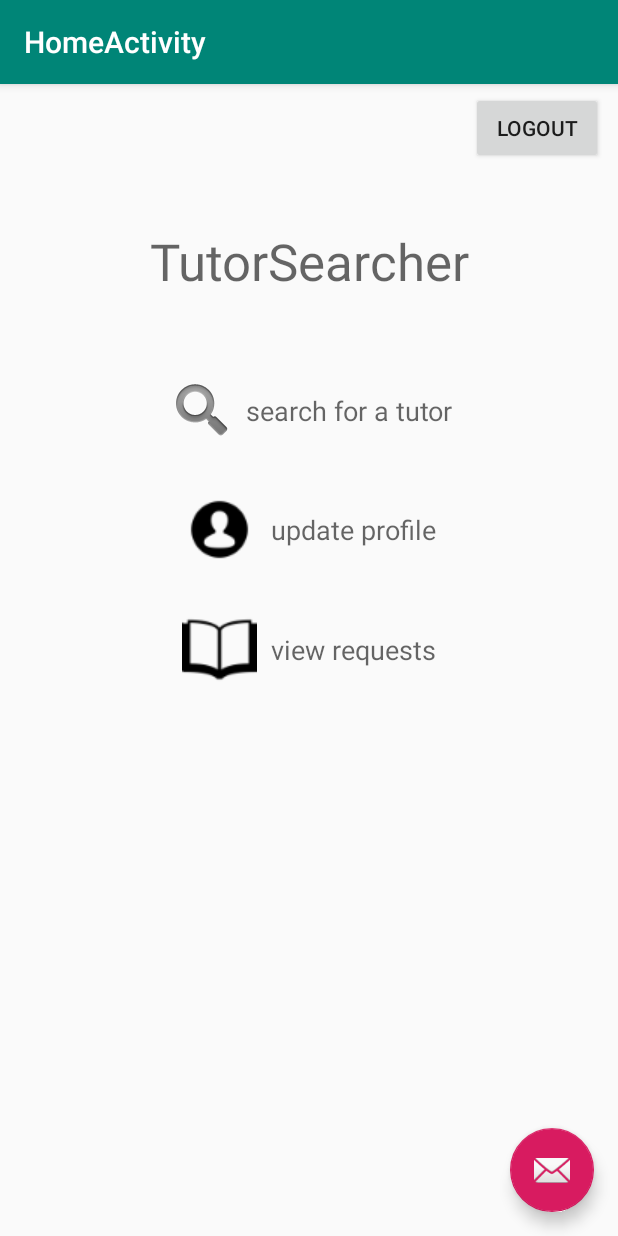
After one commit to kmhamasaki/TutorSearcher, an Android app: the HomeActivity screen opened directly, with no data from a screen before it, on a phone screen of 412 x 824 dp. The commit adds this screen. Run offline under Robolectric (Android 15) with nearby library versions, the phone set to English and light mode, and no system bars.

Commit message:
added home activity

```diff
--- a/TutorSearcherAndroid/app/src/main/AndroidManifest.xml
+++ b/TutorSearcherAndroid/app/src/main/AndroidManifest.xml
@@ -11,7 +11,11 @@
         android:roundIcon="@mipmap/ic_launcher_round"
         android:supportsRtl="true"
         android:theme="@style/AppTheme">
-        <activity android:name=".Signup"></activity>
+        <activity
+            android:name=".HomeActivity"
+            android:label="@string/title_activity_home"
+            android:theme="@style/AppTheme.NoActionBar"></activity>
+        <activity android:name=".Signup" />
         <activity
             android:name=".AvailabilityActivity"
             android:label="@string/title_activity_availability"
--- /dev/null
+++ b/TutorSearcherAndroid/app/src/main/java/com/example/tutorsearcherandroid/HomeActivity.java
@@ -0,0 +1,43 @@
+package com.example.tutorsearcherandroid;
+
+import android.os.Bundle;
+
+import com.google.android.material.floatingactionbutton.FloatingActionButton;
+import com.google.android.material.snackbar.Snackbar;
+
+import androidx.appcompat.app.AppCompatActivity;
+import androidx.appcompat.widget.Toolbar;
+
+import android.view.View;
+
+public class HomeActivity extends AppCompatActivity {
+
+    @Override
+    protected void onCreate(Bundle savedInstanceState) {
+        super.onCreate(savedInstanceState);
+        setContentView(R.layout.activity_home);
+        Toolbar toolbar = findViewById(R.id.toolbar);
+        setSupportActionBar(toolbar);
+
+        FloatingActionButton fab = findViewById(R.id.fab);
+        fab.setOnClickListener(new View.OnClickListener() {
+            @Override
+            public void onClick(View view) {
+                Snackbar.make(view, "Replace with your own action", Snackbar.LENGTH_LONG)
+                        .setAction("Action", null).show();
+            }
+        });
+    }
+
+    public void onClickSearch(View view) {
+        //redirects to search screens
+    }
+
+    public void onClickUpdateProfile(View view) {
+        //redirects to update profile screen
+    }
+
+    public void onClickViewRequests(View view) {
+        //redirects to requests screen
+    }
+}
--- /dev/null
+++ b/TutorSearcherAndroid/app/src/main/res/layout/activity_home.xml
@@ -0,0 +1,33 @@
+<?xml version="1.0" encoding="utf-8"?>
+<androidx.coordinatorlayout.widget.CoordinatorLayout xmlns:android="http://schemas.android.com/apk/res/android"
+    xmlns:app="http://schemas.android.com/apk/res-auto"
+    xmlns:tools="http://schemas.android.com/tools"
+    android:layout_width="match_parent"
+    android:layout_height="match_parent"
+    tools:context=".HomeActivity">
+
+    <com.google.android.material.appbar.AppBarLayout
+        android:layout_width="match_parent"
+        android:layout_height="wrap_content"
+        android:theme="@style/AppTheme.AppBarOverlay">
+
+        <androidx.appcompat.widget.Toolbar
+            android:id="@+id/toolbar"
+            android:layout_width="match_parent"
+            android:layout_height="?attr/actionBarSize"
+            android:background="?attr/colorPrimary"
+            app:popupTheme="@style/AppTheme.PopupOverlay" />
+
+    </com.google.android.material.appbar.AppBarLayout>
+
+    <include layout="@layout/content_home" />
+
+    <com.google.android.material.floatingactionbutton.FloatingActionButton
+        android:id="@+id/fab"
+        android:layout_width="wrap_content"
+        android:layout_height="wrap_content"
+        android:layout_gravity="bottom|end"
+        android:layout_margin="@dimen/fab_margin"
+        app:srcCompat="@android:drawable/ic_dialog_email" />
+
+</androidx.coordinatorlayout.widget.CoordinatorLayout>
--- /dev/null
+++ b/TutorSearcherAndroid/app/src/main/res/layout/content_home.xml
@@ -0,0 +1,91 @@
+<?xml version="1.0" encoding="utf-8"?>
+<androidx.constraintlayout.widget.ConstraintLayout xmlns:android="http://schemas.android.com/apk/res/android"
+    xmlns:app="http://schemas.android.com/apk/res-auto"
+    xmlns:tools="http://schemas.android.com/tools"
+    android:layout_width="match_parent"
+    android:layout_height="match_parent"
+    app:layout_behavior="@string/appbar_scrolling_view_behavior"
+    tools:context=".HomeActivity"
+    tools:showIn="@layout/activity_home">
+
+    <Button
+        android:id="@+id/view_requests_button"
+        style="@style/Widget.AppCompat.Button.Borderless"
+        android:layout_width="wrap_content"
+        android:layout_height="wrap_content"
+        android:layout_marginStart="139dp"
+        android:layout_marginLeft="139dp"
+        android:layout_marginTop="10dp"
+        android:layout_marginEnd="139dp"
+        android:layout_marginRight="139dp"
+        android:drawableLeft="@drawable/bookiconsmall"
+        android:onClick="onClickViewRequests"
+        android:text="  view requests"
+        android:textAppearance="@style/TextAppearance.AppCompat.Medium"
+        app:layout_constraintEnd_toEndOf="parent"
+        app:layout_constraintStart_toStartOf="parent"
+        app:layout_constraintTop_toBottomOf="@+id/update_profile_button" />
+
+    <Button
+        android:id="@+id/search_button"
+        style="@style/Widget.AppCompat.Button.Borderless"
+        android:layout_width="wrap_content"
+        android:layout_height="wrap_content"
+        android:layout_marginStart="125dp"
+        android:layout_marginLeft="125dp"
+        android:layout_marginTop="43dp"
+        android:layout_marginEnd="125dp"
+        android:layout_marginRight="125dp"
+        android:drawableLeft="@android:drawable/ic_search_category_default"
+        android:onClick="onClickSearch"
+        android:text=" search for a tutor"
+        android:textAppearance="@style/TextAppearance.AppCompat.Medium"
+        app:layout_constraintEnd_toEndOf="parent"
+        app:layout_constraintStart_toStartOf="parent"
+        app:layout_constraintTop_toBottomOf="@+id/textView3" />
+
+    <Button
+        android:id="@+id/update_profile_button"
+        style="@style/Widget.AppCompat.Button.Borderless"
+        android:layout_width="wrap_content"
+        android:layout_height="wrap_content"
+        android:layout_marginStart="139dp"
+        android:layout_marginLeft="139dp"
+        android:layout_marginTop="10dp"
+        android:layout_marginEnd="139dp"
+        android:layout_marginRight="139dp"
+        android:drawableLeft="@drawable/profileiconsmall"
+        android:onClick="onClickUpdateProfile"
+        android:text="  update profile"
+        android:textAppearance="@style/TextAppearance.AppCompat.Medium"
+        app:layout_constraintEnd_toEndOf="parent"
+        app:layout_constraintStart_toStartOf="parent"
+        app:layout_constraintTop_toBottomOf="@+id/search_button" />
+
+    <TextView
+        android:id="@+id/textView3"
+        android:layout_width="wrap_content"
+        android:layout_height="wrap_content"
+        android:layout_marginStart="98dp"
+        android:layout_marginLeft="98dp"
+        android:layout_marginTop="95dp"
+        android:layout_marginEnd="98dp"
+        android:layout_marginRight="98dp"
+        android:text="TutorSearcher"
+        android:textAppearance="@style/TextAppearance.AppCompat.Display1"
+        app:layout_constraintEnd_toEndOf="parent"
+        app:layout_constraintStart_toStartOf="parent"
+        app:layout_constraintTop_toTopOf="parent" />
+
+    <Button
+        android:id="@+id/logout_button"
+        android:layout_width="wrap_content"
+        android:layout_height="wrap_content"
+        android:layout_marginTop="5dp"
+        android:layout_marginEnd="10dp"
+        android:layout_marginRight="10dp"
+        android:text="Logout"
+        app:layout_constraintEnd_toEndOf="parent"
+        app:layout_constraintTop_toTopOf="parent" />
+
+</androidx.constraintlayout.widget.ConstraintLayout>
--- /dev/null
+++ b/TutorSearcherAndroid/app/src/main/res/values/dimens.xml
@@ -0,0 +1,3 @@
+<resources>
+    <dimen name="fab_margin">16dp</dimen>
+</resources>
--- a/TutorSearcherAndroid/app/src/main/res/values/strings.xml
+++ b/TutorSearcherAndroid/app/src/main/res/values/strings.xml
@@ -18,4 +18,5 @@
     <string name="title_activity_availability">AvailabilityActivity</string>
     <string name="tab_text_1">Tab 1</string>
     <string name="tab_text_2">Tab 2</string>
+    <string name="title_activity_home">HomeActivity</string>
 </resources>
```
Also changed, not shown: TutorSearcherAndroid/app/src/main/res/drawable/bookiconsmall.png (added), TutorSearcherAndroid/app/src/main/res/drawable/profileicon.png (added), TutorSearcherAndroid/app/src/main/res/drawable/profileiconsmall.png (added).
